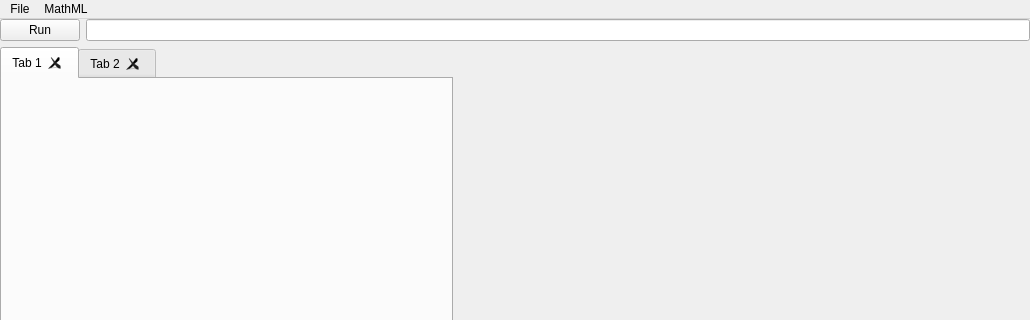
First picture: the form in src/forms/math_library_dev.ui, repository DinoZAR/CentralAccessReader, before the edit; both pictures show x 0 to 1030 and y 0 to 320 of the 1030 by 710 pixel window.
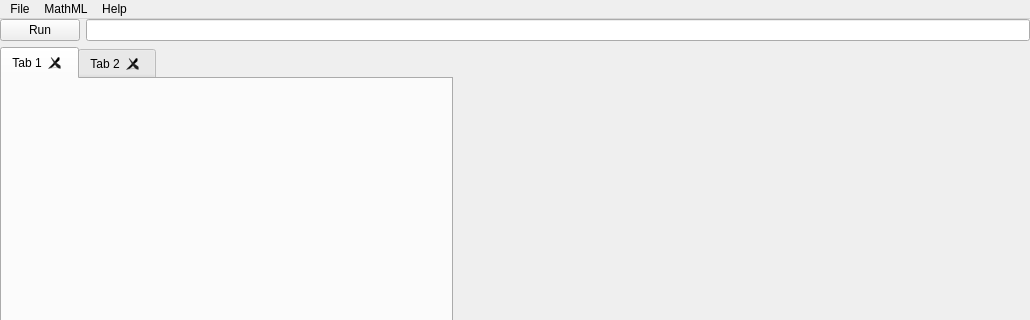
Second picture: the form after the edit. Icons and pictures are not drawn. Custom widgets are drawn as their Qt base class.

Commit message: Added mutex to general and color settings so that I don't get multiple General tabs by brute force.

The edit to the form file:
```diff
--- a/src/forms/math_library_dev.ui
+++ b/src/forms/math_library_dev.ui
@@ -116,8 +116,15 @@
     </property>
     <addaction name="actionFrom_Clipboard"/>
    </widget>
+   <widget class="QMenu" name="menuHelp">
+    <property name="title">
+     <string>Help</string>
+    </property>
+    <addaction name="actionContents"/>
+   </widget>
    <addaction name="menuFile"/>
    <addaction name="menuMathML"/>
+   <addaction name="menuHelp"/>
   </widget>
   <action name="actionNew_Library">
    <property name="text">
```
Left out of the diff: 5 changed lines with no effect on the pictures. The commit also changes 4 other files.
